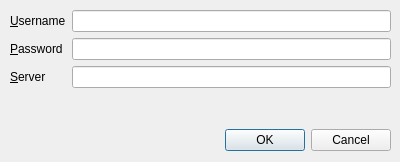
toptan/paso, file admin/logindialog.ui: the form before one commit.
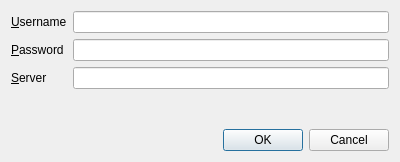
The form after the commit.

Commit message: Finished UI for LoginDialog

```diff
--- a/admin/logindialog.ui
+++ b/admin/logindialog.ui
@@ -13,18 +13,15 @@
   <property name="windowTitle">
    <string>Dialog</string>
   </property>
-  <widget class="QWidget" name="">
-   <property name="geometry">
-    <rect>
-     <x>10</x>
-     <y>10</y>
-     <width>381</width>
-     <height>141</height>
-    </rect>
+  <property name="modal">
+   <bool>true</bool>
    </property>
    <layout class="QVBoxLayout" name="verticalLayout">
     <item>
      <layout class="QFormLayout" name="formLayout">
+     <property name="fieldGrowthPolicy">
+      <enum>QFormLayout::ExpandingFieldsGrow</enum>
+     </property>
       <item row="0" column="0">
        <widget class="QLabel" name="usernameLabel">
         <property name="text">
@@ -77,7 +74,6 @@
      </widget>
     </item>
    </layout>
-  </widget>
  </widget>
  <tabstops>
   <tabstop>usernameLineEdit</tabstop>
```
Left out of the diff: 9 changed lines with no effect on the pictures. Lines whose indentation alone changed are shown as unchanged. The commit also changes 3 other files.
